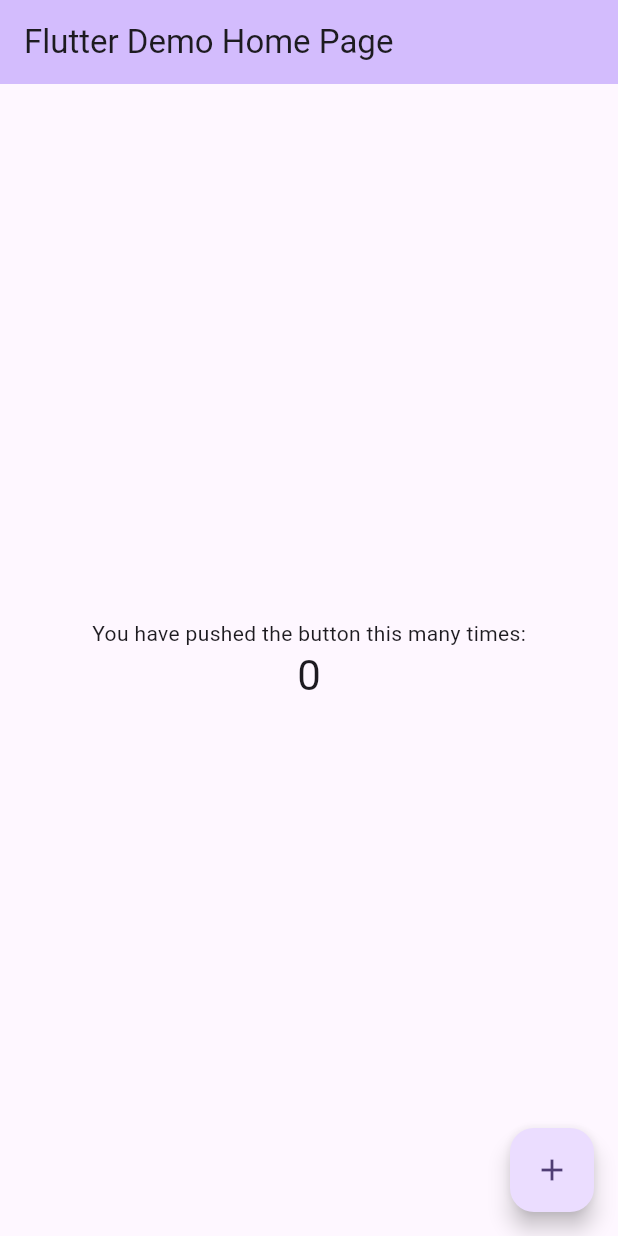
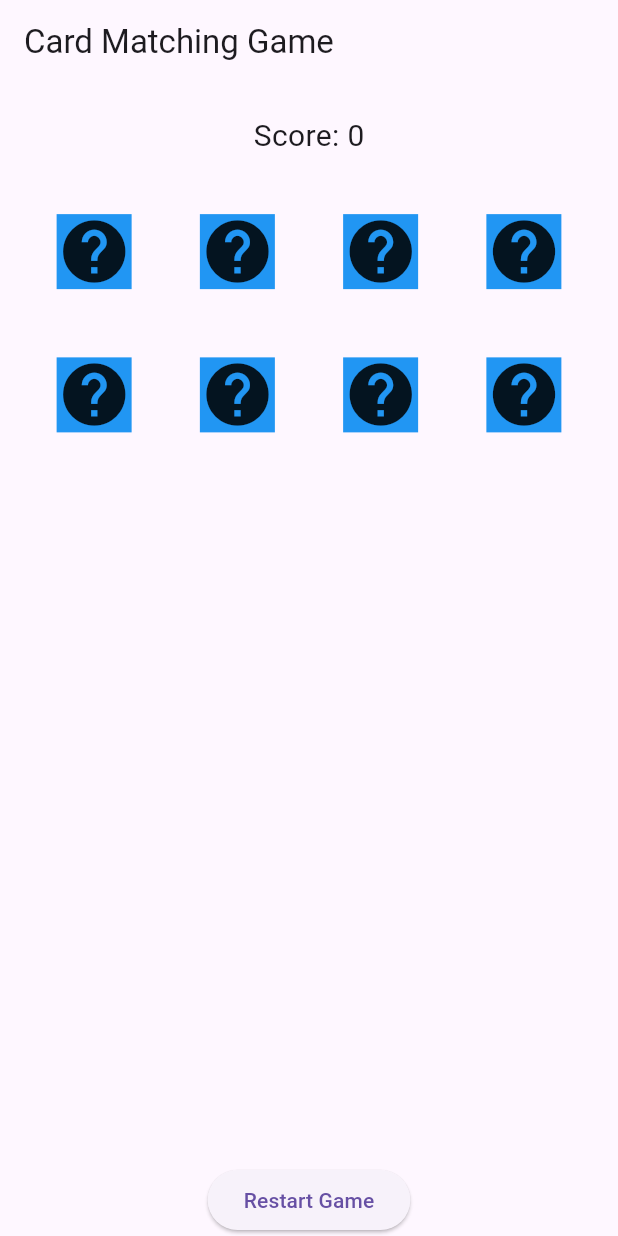
Before and after one commit to MAD743/MAD_card_matcher, a Flutter app: the screen it shows after launch, on a phone screen of 412 x 824 dp. Run offline on Flutter 3.47's test engine with Material 3 defaults, Android fonts, the light colour scheme and no system bars.

Commit message:
game providere and card model

```diff
--- /dev/null
+++ b/lib/card_model.dart
@@ -0,0 +1,11 @@
+class CardModel {
+  final String imagePath;
+  bool isFaceUp;
+  bool isMatched;
+
+  CardModel({
+    required this.imagePath,
+    this.isFaceUp = false,
+    this.isMatched = false,
+  });
+}
--- /dev/null
+++ b/lib/game_provider.dart
@@ -0,0 +1,72 @@
+import 'package:flutter/material.dart';
+import 'card_model.dart';
+
+class GameProvider with ChangeNotifier {
+  final List<CardModel> _cards = [];
+  CardModel? _firstFlippedCard;
+  int _score = 0;
+  bool _isProcessing = false;
+
+  GameProvider() {
+    _initializeCards();
+  }
+
+  List<CardModel> get cards => _cards;
+  int get score => _score;
+
+  void _initializeCards() {
+    List<String> images = [
+      'assets/images/card1.png',
+      'assets/images/card2.png',
+      'assets/images/card3.png',
+      'assets/images/card4.png',
+    ];
+
+    for (var img in images) {
+      _cards.add(CardModel(imagePath: img));
+      _cards.add(CardModel(imagePath: img)); // Add pairs
+    }
+
+    _cards.shuffle();
+  }
+
+  void flipCard(int index) {
+    if (_isProcessing || _cards[index].isMatched || _cards[index].isFaceUp)
+      return;
+
+    _cards[index].isFaceUp = true;
+    notifyListeners();
+
+    if (_firstFlippedCard == null) {
+      _firstFlippedCard = _cards[index];
+    } else {
+      _isProcessing = true;
+      Future.delayed(const Duration(seconds: 1), () {
+        if (_firstFlippedCard!.imagePath == _cards[index].imagePath) {
+          _firstFlippedCard!.isMatched = true;
+          _cards[index].isMatched = true;
+          _score += 10;
+        } else {
+          _firstFlippedCard!.isFaceUp = false;
+          _cards[index].isFaceUp = false;
+          _score -= 5;
+        }
+        _firstFlippedCard = null;
+        _isProcessing = false;
+        notifyListeners();
+      });
+    }
+  }
+
+  bool checkWin() {
+    return _cards.every((card) => card.isMatched);
+  }
+
+  void resetGame() {
+    _firstFlippedCard = null;
+    _score = 0;
+    _isProcessing = false;
+    _initializeCards();
+    notifyListeners();
+  }
+}
--- a/lib/main.dart
+++ b/lib/main.dart
@@ -1,4 +1,7 @@
 import 'package:flutter/material.dart';
+import 'package:provider/provider.dart';
+import 'dart:math';
+import 'game_provider.dart';
 
 void main() {
   runApp(const MyApp());
@@ -7,119 +10,102 @@
 class MyApp extends StatelessWidget {
   const MyApp({super.key});
 
-  // This widget is the root of your application.
   @override
   Widget build(BuildContext context) {
-    return MaterialApp(
-      title: 'Flutter Demo',
-      theme: ThemeData(
-        // This is the theme of your application.
-        //
-        // TRY THIS: Try running your application with "flutter run". You'll see
-        // the application has a purple toolbar. Then, without quitting the app,
-        // try changing the seedColor in the colorScheme below to Colors.green
-        // and then invoke "hot reload" (save your changes or press the "hot
-        // reload" button in a Flutter-supported IDE, or press "r" if you used
-        // the command line to start the app).
-        //
-        // Notice that the counter didn't reset back to zero; the application
-        // state is not lost during the reload. To reset the state, use hot
-        // restart instead.
-        //
-        // This works for code too, not just values: Most code changes can be
-        // tested with just a hot reload.
-        colorScheme: ColorScheme.fromSeed(seedColor: Colors.deepPurple),
-        useMaterial3: true,
+    return ChangeNotifierProvider(
+      create: (context) => GameProvider(),
+      child: MaterialApp(
+        debugShowCheckedModeBanner: false,
+        title: 'Card Matching Game',
+        theme: ThemeData(primarySwatch: Colors.blue),
+        home: const GameScreen(),
       ),
-      home: const MyHomePage(title: 'Flutter Demo Home Page'),
     );
   }
 }
 
-class MyHomePage extends StatefulWidget {
-  const MyHomePage({super.key, required this.title});
-
-  // This widget is the home page of your application. It is stateful, meaning
-  // that it has a State object (defined below) that contains fields that affect
-  // how it looks.
-
-  // This class is the configuration for the state. It holds the values (in this
-  // case the title) provided by the parent (in this case the App widget) and
-  // used by the build method of the State. Fields in a Widget subclass are
-  // always marked "final".
-
-  final String title;
-
-  @override
-  State<MyHomePage> createState() => _MyHomePageState();
-}
-
-class _MyHomePageState extends State<MyHomePage> {
-  int _counter = 0;
-
-  void _incrementCounter() {
-    setState(() {
-      // This call to setState tells the Flutter framework that something has
-      // changed in this State, which causes it to rerun the build method below
-      // so that the display can reflect the updated values. If we changed
-      // _counter without calling setState(), then the build method would not be
-      // called again, and so nothing would appear to happen.
-      _counter++;
-    });
-  }
+class GameScreen extends StatelessWidget {
+  const GameScreen({super.key});
 
   @override
   Widget build(BuildContext context) {
-    // This method is rerun every time setState is called, for instance as done
-    // by the _incrementCounter method above.
-    //
-    // The Flutter framework has been optimized to make rerunning build methods
-    // fast, so that you can just rebuild anything that needs updating rather
-    // than having to individually change instances of widgets.
     return Scaffold(
-      appBar: AppBar(
-        // TRY THIS: Try changing the color here to a specific color (to
-        // Colors.amber, perhaps?) and trigger a hot reload to see the AppBar
-        // change color while the other colors stay the same.
-        backgroundColor: Theme.of(context).colorScheme.inversePrimary,
-        // Here we take the value from the MyHomePage object that was created by
-        // the App.build method, and use it to set our appbar title.
-        title: Text(widget.title),
+      appBar: AppBar(title: const Text('Card Matching Game')),
+      body: Column(
+        children: [
+          const SizedBox(height: 20),
+          Consumer<GameProvider>(
+            builder: (context, game, child) {
+              return Text('Score: ${game.score}',
+                  style: const TextStyle(fontSize: 20));
+            },
+          ),
+          Expanded(
+            child: Consumer<GameProvider>(
+              builder: (context, game, child) {
+                return GridView.builder(
+                  padding: const EdgeInsets.all(20),
+                  gridDelegate: const SliverGridDelegateWithFixedCrossAxisCount(
+                    crossAxisCount: 4,
+                    childAspectRatio: 1,
+                    crossAxisSpacing: 10,
+                    mainAxisSpacing: 10,
+                  ),
+                  itemCount: game.cards.length,
+                  itemBuilder: (context, index) {
+                    return GestureDetector(
+                      onTap: () => game.flipCard(index),
+                      child: AnimatedSwitcher(
+                        duration: const Duration(milliseconds: 500),
+                        transitionBuilder:
+                            (Widget child, Animation<double> animation) {
+                          final rotateAnim =
+                              Tween(begin: pi, end: 0.0).animate(animation);
+                          return AnimatedBuilder(
+                            animation: rotateAnim,
+                            builder: (context, child) {
+                              final isUnder = (rotateAnim.value > pi / 2);
+                              return Transform(
+                                alignment: Alignment.center,
+                                transform: Matrix4.rotationY(rotateAnim.value),
+                                child: isUnder
+                                    ? Container(
+                                        color: Colors.blue,
+                                        child: const Icon(Icons.help, size: 50))
+                                    : child,
+                              );
+                            },
+                            child: game.cards[index].isFaceUp ||
+                                    game.cards[index].isMatched
+                                ? Image.asset(game.cards[index].imagePath,
+                                    fit: BoxFit.cover)
+                                : Container(
+                                    color: Colors.blue,
+                                    child: const Icon(Icons.help, size: 50)),
+                          );
+                        },
+                        child: game.cards[index].isFaceUp ||
+                                game.cards[index].isMatched
+                            ? Image.asset(game.cards[index].imagePath,
+                                fit: BoxFit.cover)
+                            : Container(
+                                color: Colors.blue,
+                                child: const Icon(Icons.help, size: 50)),
+                      ),
+                    );
+                  },
+                );
+              },
+            ),
+          ),
+          ElevatedButton(
+            onPressed: () {
+              Provider.of<GameProvider>(context, listen: false).resetGame();
+            },
+            child: const Text("Restart Game"),
+          ),
+        ],
       ),
-      body: Center(
-        // Center is a layout widget. It takes a single child and positions it
-        // in the middle of the parent.
-        child: Column(
-          // Column is also a layout widget. It takes a list of children and
-          // arranges them vertically. By default, it sizes itself to fit its
-          // children horizontally, and tries to be as tall as its parent.
-          //
-          // Column has various properties to control how it sizes itself and
-          // how it positions its children. Here we use mainAxisAlignment to
-          // center the children vertically; the main axis here is the vertical
-          // axis because Columns are vertical (the cross axis would be
-          // horizontal).
-          //
-          // TRY THIS: Invoke "debug painting" (choose the "Toggle Debug Paint"
-          // action in the IDE, or press "p" in the console), to see the
-          // wireframe for each widget.
-          mainAxisAlignment: MainAxisAlignment.center,
-          children: <Widget>[
-            const Text(
-              'You have pushed the button this many times:',
-            ),
-            Text(
-              '$_counter',
-              style: Theme.of(context).textTheme.headlineMedium,
-            ),
-          ],
-        ),
-      ),
-      floatingActionButton: FloatingActionButton(
-        onPressed: _incrementCounter,
-        tooltip: 'Increment',
-        child: const Icon(Icons.add),
-      ), // This trailing comma makes auto-formatting nicer for build methods.
     );
   }
 }
```
